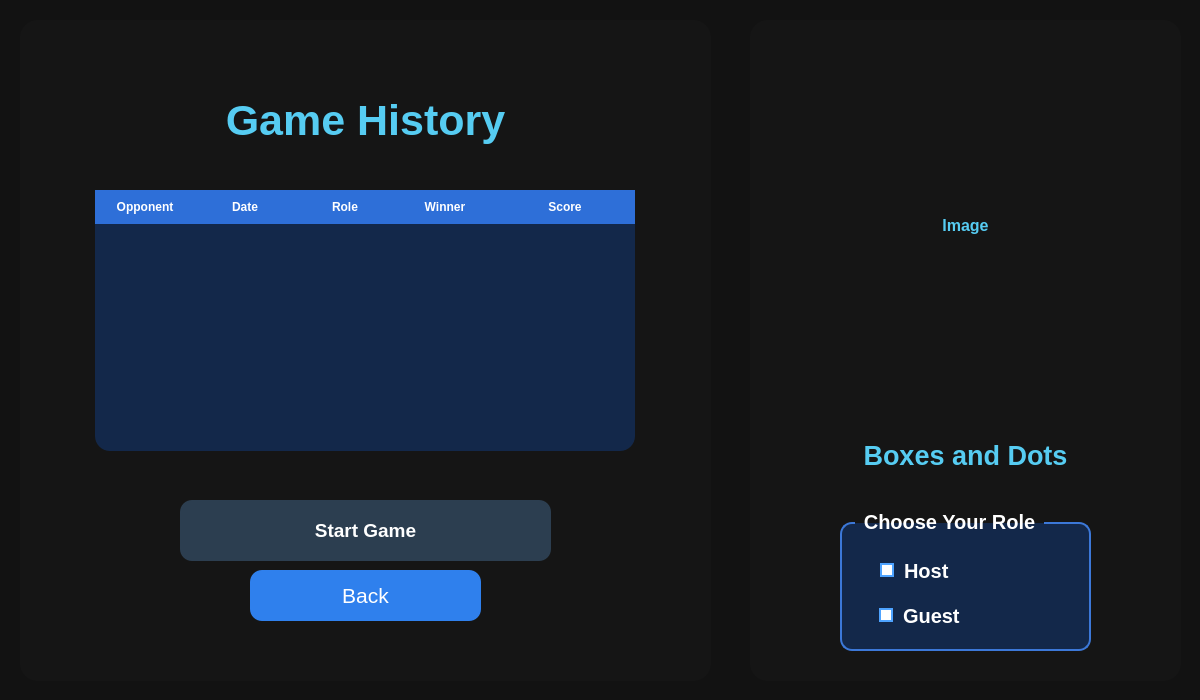
The window that Platwo/gamewindow.ui (Carbon-128X/CarbonApollo-PlaTwo) describes before a commit, drawn with Qt 5.
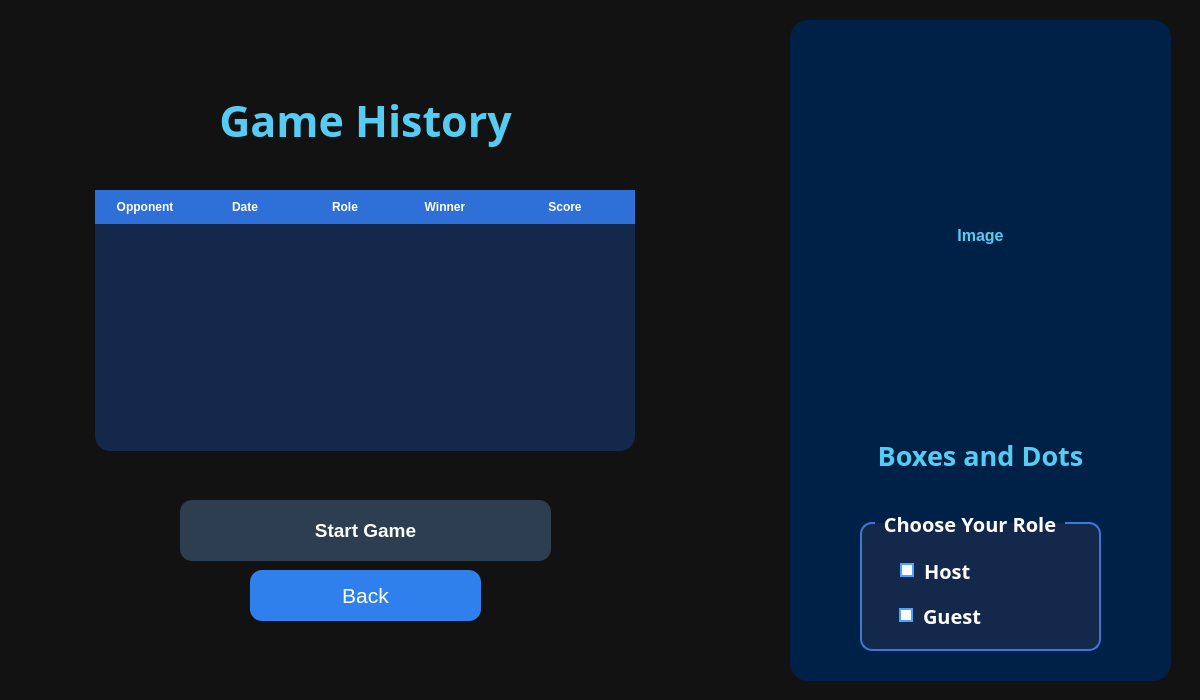
The same window after the commit.

```diff
--- a/Platwo/gamewindow.ui
+++ b/Platwo/gamewindow.ui
@@ -25,11 +25,17 @@
      <height>661</height>
     </rect>
    </property>
+   <property name="maximumSize">
+    <size>
+     <width>1200</width>
+     <height>700</height>
+    </size>
+   </property>
    <property name="styleSheet">
     <string notr="true">QFrame{
 
 background:#151515;
-
+background:transparent;
 border-radius:18px;
 
 }</string>
@@ -266,6 +272,7 @@
     </property>
     <property name="font">
      <font>
+      <family>Sitka Text</family>
       <pointsize>32</pointsize>
       <bold>true</bold>
      </font>
@@ -369,16 +376,16 @@
   <widget class="QFrame" name="frame_2">
    <property name="geometry">
     <rect>
-     <x>750</x>
+     <x>790</x>
      <y>20</y>
-     <width>431</width>
+     <width>381</width>
      <height>661</height>
     </rect>
    </property>
    <property name="styleSheet">
     <string notr="true">QFrame{
 
-background:#151515;
+background:#002147;
 
 border-radius:18px;
 
@@ -395,12 +402,13 @@
      <rect>
       <x>10</x>
       <y>410</y>
-      <width>411</width>
+      <width>361</width>
       <height>51</height>
      </rect>
     </property>
     <property name="font">
      <font>
+      <family>Sitka Text</family>
       <pointsize>20</pointsize>
       <bold>true</bold>
      </font>
@@ -419,10 +427,10 @@
    <widget class="QLabel" name="gameImageLabel">
     <property name="geometry">
      <rect>
-      <x>10</x>
-      <y>10</y>
-      <width>411</width>
-      <height>391</height>
+      <x>20</x>
+      <y>30</y>
+      <width>341</width>
+      <height>371</height>
      </rect>
     </property>
     <property name="font">
@@ -448,12 +456,19 @@
    <widget class="QGroupBox" name="connectionGroupBox">
     <property name="geometry">
      <rect>
-      <x>90</x>
+      <x>70</x>
       <y>490</y>
-      <width>251</width>
+      <width>241</width>
       <height>141</height>
      </rect>
     </property>
+    <property name="font">
+     <font>
+      <family>Sitka Text</family>
+      <pointsize>-1</pointsize>
+      <bold>true</bold>
+     </font>
+    </property>
     <property name="styleSheet">
      <string notr="true">QGroupBox{
     color:white;
@@ -488,6 +503,7 @@
      </property>
      <property name="font">
       <font>
+       <family>Sitka Text</family>
        <pointsize>-1</pointsize>
        <bold>true</bold>
       </font>
@@ -532,6 +548,7 @@
      </property>
      <property name="font">
       <font>
+       <family>Sitka Text</family>
        <pointsize>-1</pointsize>
        <bold>true</bold>
       </font>
```
